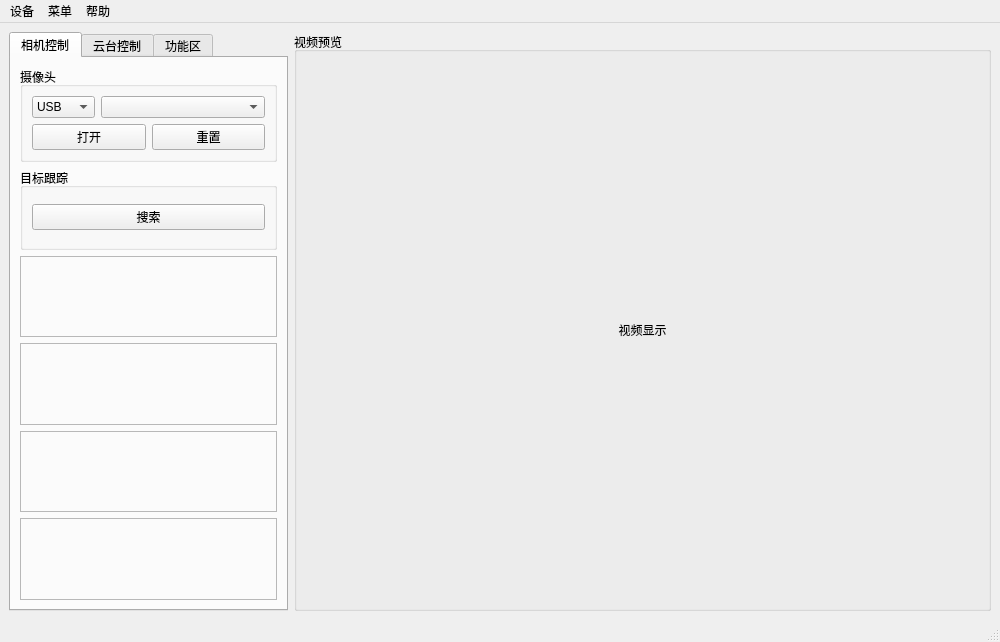
Qt form src/mainwindow.ui (choushunn/ObjectTrackingDemo) before a commit.
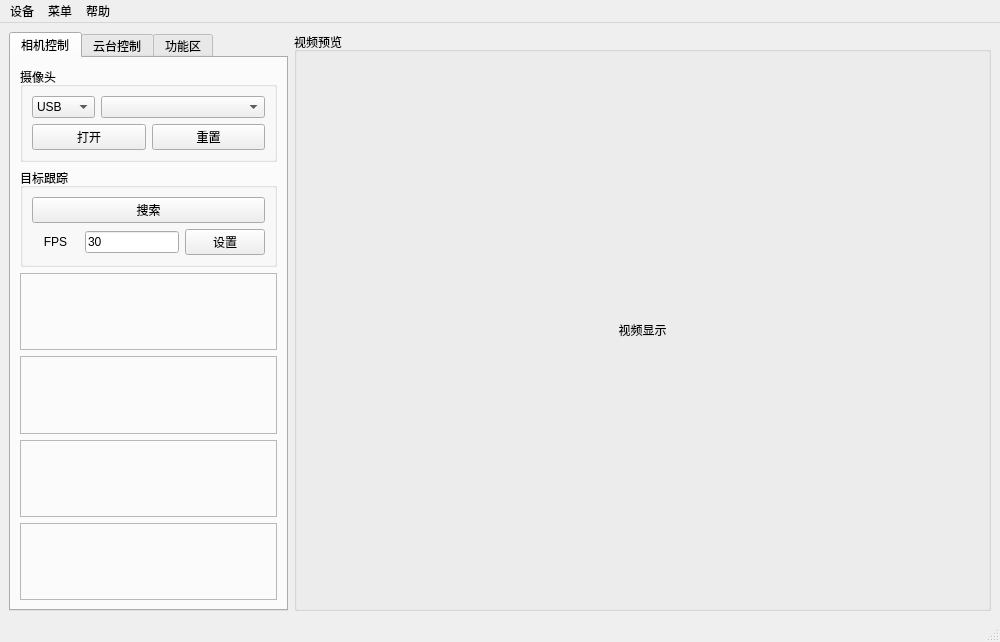
The same form after that commit.

```diff
--- a/src/mainwindow.ui
+++ b/src/mainwindow.ui
@@ -120,6 +120,46 @@
              </property>
             </widget>
            </item>
+           <item>
+            <layout class="QHBoxLayout" name="horizontalLayout_4">
+             <item>
+              <widget class="QLabel" name="label">
+               <property name="sizePolicy">
+                <sizepolicy hsizetype="Preferred" vsizetype="Fixed">
+                 <horstretch>1</horstretch>
+                 <verstretch>0</verstretch>
+                </sizepolicy>
+               </property>
+               <property name="text">
+                <string>FPS</string>
+               </property>
+               <property name="alignment">
+                <set>Qt::AlignCenter</set>
+               </property>
+              </widget>
+             </item>
+             <item>
+              <widget class="QLineEdit" name="lineEdit_FPS">
+               <property name="sizePolicy">
+                <sizepolicy hsizetype="Preferred" vsizetype="Fixed">
+                 <horstretch>2</horstretch>
+                 <verstretch>0</verstretch>
+                </sizepolicy>
+               </property>
+               <property name="text">
+                <string>30</string>
+               </property>
+              </widget>
+             </item>
+             <item>
+              <widget class="QPushButton" name="pushButton">
+               <property name="text">
+                <string>设置</string>
+               </property>
+              </widget>
+             </item>
+            </layout>
+           </item>
           </layout>
          </widget>
         </item>
```
